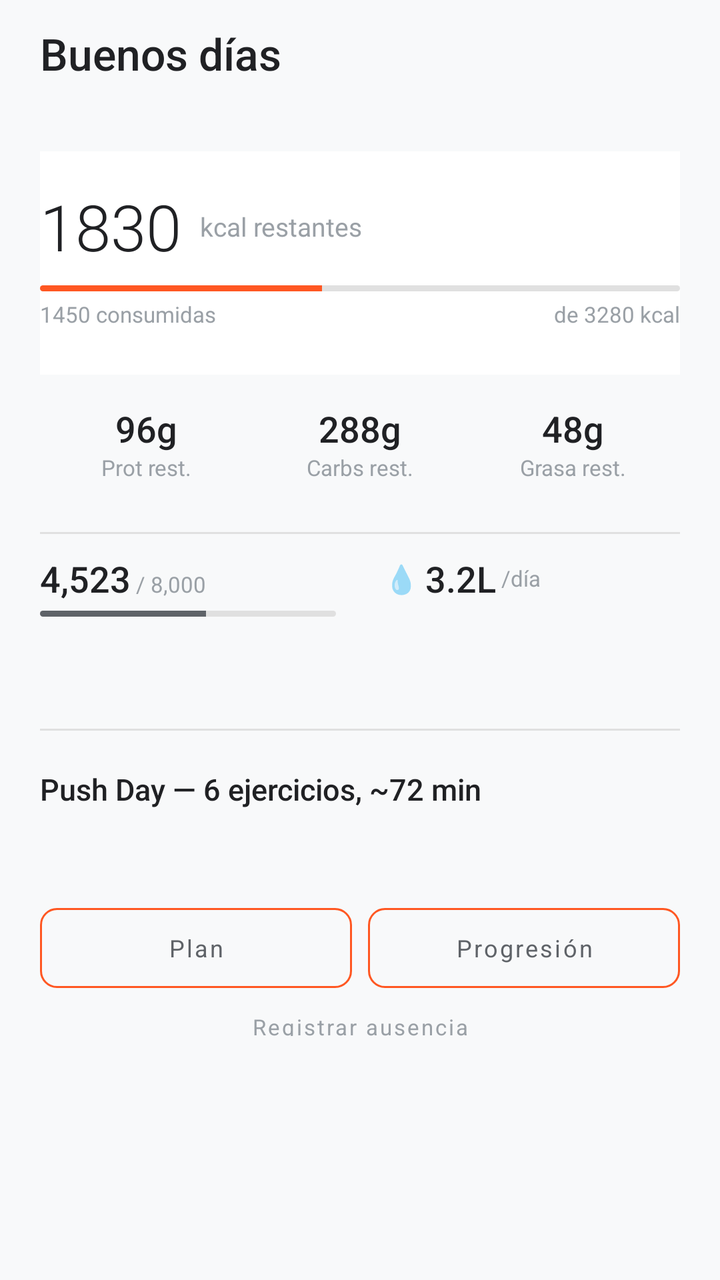
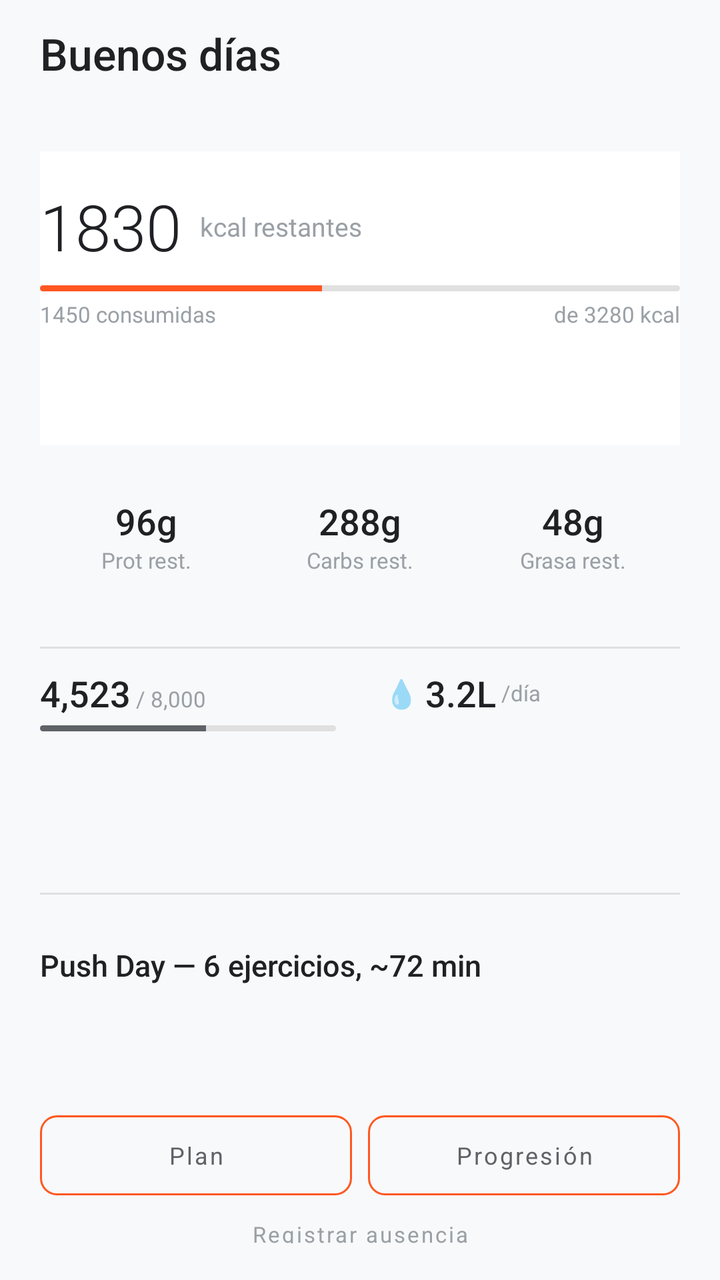

Screens rendered from an Android XML layout before and after an edit, with the pre-edit source and the edit as a unified diff.
<!-- AndroidManifest.xml: application theme Theme.FitBase -->
<!-- res/layout/activity_home.xml -->
<?xml version="1.0" encoding="utf-8"?>

<LinearLayout xmlns:android="http://schemas.android.com/apk/res/android"
    android:layout_width="match_parent"
    android:layout_height="match_parent"
    android:background="@color/colorBackground"
    android:orientation="vertical"
    android:paddingHorizontal="20dp"
    android:paddingTop="12dp"
    android:paddingBottom="8dp">

    <LinearLayout
    android:layout_width="match_parent"
    android:layout_height="match_parent"
    android:orientation="vertical"
    android:gravity="top"
    android:weightSum="10">

    
    <TextView
        android:id="@+id/bannerDemo"
        android:layout_width="match_parent"
        android:layout_height="wrap_content"
        android:text="● Preinicio · Programa inicia 31/08/2026"
        android:textColor="@color/colorTextTertiary"
        android:textSize="11sp"
        android:paddingBottom="8dp"
        android:visibility="gone" />

    
    <LinearLayout
        android:id="@+id/bannerAusencia"
        android:layout_width="match_parent"
        android:layout_height="wrap_content"
        android:orientation="horizontal"
        android:visibility="gone"
        android:paddingBottom="8dp">
        <TextView
            android:id="@+id/tvAusenciaMensaje"
            android:layout_width="match_parent"
            android:layout_height="wrap_content"
            android:textColor="@color/colorWarning"
            android:textSize="12sp" />
    </LinearLayout>

    
    <TextView
        android:id="@+id/tvSaludo"
        android:layout_width="match_parent"
        android:layout_height="wrap_content"
        android:text="Buenos días"
        android:textColor="@color/colorTextPrimary"
        android:textSize="22sp"
        android:fontFamily="sans-serif-medium" />

    <TextView
        android:id="@+id/tvFecha"
        android:layout_width="match_parent"
        android:layout_height="wrap_content"
        android:textColor="@color/colorTextTertiary"
        android:textSize="12sp"
        android:layout_marginTop="2dp"
        android:layout_marginBottom="16dp" />

    
    <LinearLayout
        android:layout_width="match_parent"
        android:layout_height="0dp"
        android:layout_weight="2.6"
        android:orientation="vertical"
        android:paddingVertical="16dp"
        android:background="@color/colorSurface">

        <LinearLayout
            android:layout_width="match_parent"
            android:layout_height="wrap_content"
            android:orientation="horizontal"
            android:gravity="center_vertical">

            <TextView
                android:id="@+id/tvCaloriasRestantes"
                android:layout_width="wrap_content"
                android:layout_height="wrap_content"
                android:text="1830"
                android:textColor="@color/colorTextPrimary"
                android:textSize="32sp"
                android:fontFamily="sans-serif-light" />

            <TextView
                android:layout_width="wrap_content"
                android:layout_height="wrap_content"
                android:text=" kcal restantes"
                android:textColor="@color/colorTextTertiary"
                android:textSize="13sp"
                android:layout_marginStart="6dp" />
        </LinearLayout>

        <ProgressBar
            android:id="@+id/progressCalorias"
            style="@android:style/Widget.ProgressBar.Horizontal"
            android:layout_width="match_parent"
            android:layout_height="3dp"
            android:layout_marginTop="8dp"
            android:max="100"
            android:progress="44"
            android:progressDrawable="@drawable/progress_calorias" />

        <LinearLayout
            android:layout_width="match_parent"
            android:layout_height="wrap_content"
            android:orientation="horizontal"
            android:layout_marginTop="4dp">

            <TextView
                android:id="@+id/tvCaloriasConsumidas"
                android:layout_width="0dp"
                android:layout_height="wrap_content"
                android:layout_weight="1"
                android:text="1450 consumidas"
                android:textColor="@color/colorTextTertiary"
                android:textSize="11sp" />

            <TextView
                android:id="@+id/tvCaloriasObjetivo"
                android:layout_width="wrap_content"
                android:layout_height="wrap_content"
                android:text="de 3280 kcal"
                android:textColor="@color/colorTextTertiary"
                android:textSize="11sp" />
        </LinearLayout>
    </LinearLayout>

    
    <LinearLayout
        android:layout_width="match_parent"
        android:layout_height="0dp"
        android:layout_weight="1.6"
        android:orientation="horizontal"
        android:paddingVertical="14dp"
        android:gravity="center">

        
        <LinearLayout
            android:layout_width="0dp"
            android:layout_height="wrap_content"
            android:layout_weight="1"
            android:orientation="vertical"
            android:gravity="center">
            <TextView
                android:id="@+id/tvProteinaRestante"
                android:layout_width="wrap_content"
                android:layout_height="wrap_content"
                android:text="96g"
                android:textColor="@color/colorTextPrimary"
                android:textSize="18sp"
                android:fontFamily="sans-serif-medium" />
            <TextView
                android:layout_width="wrap_content"
                android:layout_height="wrap_content"
                android:text="Prot rest."
                android:textColor="@color/colorTextTertiary"
                android:textSize="11sp" />
        </LinearLayout>

        
        <LinearLayout
            android:layout_width="0dp"
            android:layout_height="wrap_content"
            android:layout_weight="1"
            android:orientation="vertical"
            android:gravity="center">
            <TextView
                android:id="@+id/tvCarbosRestantes"
                android:layout_width="wrap_content"
                android:layout_height="wrap_content"
                android:text="288g"
                android:textColor="@color/colorTextPrimary"
                android:textSize="18sp"
                android:fontFamily="sans-serif-medium" />
            <TextView
                android:layout_width="wrap_content"
                android:layout_height="wrap_content"
                android:text="Carbs rest."
                android:textColor="@color/colorTextTertiary"
                android:textSize="11sp" />
        </LinearLayout>

        
        <LinearLayout
            android:layout_width="0dp"
            android:layout_height="wrap_content"
            android:layout_weight="1"
            android:orientation="vertical"
            android:gravity="center">
            <TextView
                android:id="@+id/tvGrasasRestantes"
                android:layout_width="wrap_content"
                android:layout_height="wrap_content"
                android:text="48g"
                android:textColor="@color/colorTextPrimary"
                android:textSize="18sp"
                android:fontFamily="sans-serif-medium" />
            <TextView
                android:layout_width="wrap_content"
                android:layout_height="wrap_content"
                android:text="Grasa rest."
                android:textColor="@color/colorTextTertiary"
                android:textSize="11sp" />
        </LinearLayout>
    </LinearLayout>

    
    <View
        android:layout_width="match_parent"
        android:layout_height="1dp"
        android:background="@color/colorSeparator"
        android:layout_marginVertical="10dp" />

    
    <LinearLayout
        android:layout_width="match_parent"
        android:layout_height="0dp"
        android:layout_weight="1.8"
        android:orientation="horizontal">

        
        <LinearLayout
            android:layout_width="0dp"
            android:layout_height="wrap_content"
            android:layout_weight="1"
            android:orientation="vertical">

            <LinearLayout
                android:layout_width="wrap_content"
                android:layout_height="wrap_content"
                android:orientation="horizontal"
                android:baselineAligned="true"
                android:gravity="bottom">

                <TextView
                    android:id="@+id/tvPasos"
                    android:layout_width="wrap_content"
                    android:layout_height="wrap_content"
                    android:text="4,523"
                    android:textColor="@color/colorTextPrimary"
                    android:textSize="18sp"
                    android:fontFamily="sans-serif-medium" />

                <TextView
                    android:id="@+id/tvPasosObjetivo"
                    android:layout_width="wrap_content"
                    android:layout_height="wrap_content"
                    android:text=" / 8,000"
                    android:textColor="@color/colorTextTertiary"
                    android:textSize="11sp" />
            </LinearLayout>

            <ProgressBar
                android:id="@+id/progressPasos"
                style="@android:style/Widget.ProgressBar.Horizontal"
                android:layout_width="match_parent"
                android:layout_height="3dp"
                android:layout_marginTop="4dp"
                android:layout_marginEnd="12dp"
                android:max="100"
                android:progress="56"
                android:progressDrawable="@drawable/progress_pasos" />
        </LinearLayout>

        
        <LinearLayout
            android:layout_width="0dp"
            android:layout_height="wrap_content"
            android:layout_weight="1"
            android:orientation="horizontal"
            android:paddingStart="12dp"
            android:gravity="center_vertical">

            <TextView
                android:layout_width="wrap_content"
                android:layout_height="wrap_content"
                android:text="💧 "
                android:textSize="14sp" />

            <TextView
                android:id="@+id/tvAgua"
                android:layout_width="wrap_content"
                android:layout_height="wrap_content"
                android:text="3.2L"
                android:textColor="@color/colorTextPrimary"
                android:textSize="18sp"
                android:fontFamily="sans-serif-medium" />

            <TextView
                android:layout_width="wrap_content"
                android:layout_height="wrap_content"
                android:text=" /día"
                android:textColor="@color/colorTextTertiary"
                android:textSize="11sp" />
        </LinearLayout>
    </LinearLayout>

    
    <View
        android:layout_width="match_parent"
        android:layout_height="1dp"
        android:background="@color/colorSeparator"
        android:layout_marginVertical="10dp" />

    
    <TextView
        android:id="@+id/tvSesionHoy"
        android:layout_width="match_parent"
        android:layout_height="0dp"
        android:layout_weight="0.9"
        android:text="Push Day — 6 ejercicios, ~72 min"
        android:textColor="@color/colorTextPrimary"
        android:textSize="15sp"
        android:fontFamily="sans-serif-medium"
        android:gravity="center_vertical" />

    <TextView
        android:id="@+id/tvFaseInfo"
        android:layout_width="match_parent"
        android:layout_height="0dp"
        android:layout_weight="0.7"
        android:text=""
        android:textColor="@color/colorTextTertiary"
        android:textSize="12sp"
        android:layout_marginTop="2dp"
        android:gravity="center_vertical" />

    
    <Button
        android:id="@+id/btnEmpezarEntreno"
        android:layout_width="match_parent"
        android:layout_height="48dp"
        android:background="@drawable/gradient_primary_button"
        android:text="Empezar entreno"
        android:textColor="@color/colorBackground"
        android:textSize="14sp"
        android:fontFamily="sans-serif-medium"
        android:textAllCaps="false"
        android:visibility="gone" />

    <LinearLayout
        android:layout_width="match_parent"
        android:layout_height="wrap_content"
        android:orientation="horizontal"
        android:layout_marginTop="8dp">

        <Button
            android:id="@+id/btnPlanAnual"
            android:layout_width="0dp"
            android:layout_height="40dp"
            android:layout_weight="1"
            android:layout_marginEnd="4dp"
            android:background="@drawable/button_secondary"
            android:text="Plan"
            android:textColor="@color/colorTextSecondary"
            android:textSize="12sp"
            android:textAllCaps="false" />

        <Button
            android:id="@+id/btnProgresion"
            android:layout_width="0dp"
            android:layout_height="40dp"
            android:layout_weight="1"
            android:layout_marginStart="4dp"
            android:background="@drawable/button_secondary"
            android:text="Progresión"
            android:textColor="@color/colorTextSecondary"
            android:textSize="12sp"
            android:textAllCaps="false" />
    </LinearLayout>

    <Button
        android:id="@+id/btnRegistrarAusencia"
        android:layout_width="match_parent"
        android:layout_height="32dp"
        android:layout_marginTop="2dp"
        android:background="@android:color/transparent"
        android:text="Registrar ausencia"
        android:textColor="@color/colorTextTertiary"
        android:textSize="11sp"
        android:textAllCaps="false" />

    
    <Button
        android:id="@+id/btnTestRunner"
        android:layout_width="match_parent"
        android:layout_height="32dp"
        android:layout_marginTop="2dp"
        android:background="@android:color/transparent"
        android:text="🧪 Ejecutar Tests"
        android:textColor="@color/colorTextTertiary"
        android:textSize="11sp"
        android:textAllCaps="false"
        android:visibility="gone" />

    </LinearLayout>
</LinearLayout>
<!-- resources referenced by this layout -->
<resources>
  <color name="colorBackground">#F8F9FA</color>
  <color name="colorSeparator">#E0E0E0</color>
  <color name="colorSurface">#FFFFFF</color>
  <color name="colorTextPrimary">#202124</color>
  <color name="colorTextSecondary">#5F6368</color>
  <color name="colorTextTertiary">#9AA0A6</color>
  <color name="colorWarning">#F57F17</color>
  <!-- drawable button_secondary (drawable) -->
  <?xml version="1.0" encoding="utf-8"?>
  
  <shape xmlns:android="http://schemas.android.com/apk/res/android"
      android:shape="rectangle">
      <solid android:color="@android:color/transparent" />
      <corners android:radius="8dp" />
      <stroke
          android:width="1dp"
          android:color="@color/colorSeparator" />
  </shape>
  <!-- drawable gradient_primary_button (drawable) -->
  <?xml version="1.0" encoding="utf-8"?>
  
  <shape xmlns:android="http://schemas.android.com/apk/res/android"
      android:shape="rectangle">
      <solid android:color="#202124" />
      <corners android:radius="8dp" />
  </shape>
  <!-- drawable progress_calorias (drawable) -->
  <?xml version="1.0" encoding="utf-8"?>
  
  <layer-list xmlns:android="http://schemas.android.com/apk/res/android">
      <item android:id="@android:id/background">
          <shape android:shape="rectangle">
              <corners android:radius="2dp" />
              <solid android:color="@color/colorSeparator" />
          </shape>
      </item>
      <item android:id="@android:id/progress">
          <clip>
              <shape android:shape="rectangle">
                  <corners android:radius="2dp" />
                  <solid android:color="#FF5722" />
              </shape>
          </clip>
      </item>
  </layer-list>
  <!-- drawable progress_pasos (drawable) -->
  <?xml version="1.0" encoding="utf-8"?>
  
  <layer-list xmlns:android="http://schemas.android.com/apk/res/android">
      <item android:id="@android:id/background">
          <shape android:shape="rectangle">
              <corners android:radius="2dp" />
              <solid android:color="@color/colorSeparator" />
          </shape>
      </item>
      <item android:id="@android:id/progress">
          <clip>
              <shape android:shape="rectangle">
                  <corners android:radius="2dp" />
                  <solid android:color="@color/colorTextSecondary" />
              </shape>
          </clip>
      </item>
  </layer-list>
  <style name="Theme.FitBase" parent="Theme.MaterialComponents.DayNight.NoActionBar">
          
          <item name="colorPrimary">@color/colorAccentPrimary</item>
          <item name="colorPrimaryVariant">@color/colorTextPrimary</item>
          <item name="colorOnPrimary">#FFFFFF</item>
  
          
          <item name="colorSecondary">@color/colorTextSecondary</item>
          <item name="colorOnSecondary">#FFFFFF</item>
  
          
          <item name="android:colorBackground">@color/colorBackground</item>
          <item name="android:windowBackground">@color/colorBackground</item>
          <item name="colorSurface">@color/colorSurface</item>
  
          
          <item name="android:statusBarColor">@color/colorBackground</item>
          <item name="android:navigationBarColor">@color/colorBackground</item>
          <item name="android:windowLightStatusBar">true</item>
  
          
          <item name="windowNoTitle">true</item>
          <item name="windowActionBar">false</item>
  
          
          <item name="android:fontFamily">sans-serif</item>
      </style>
  <color name="colorAccentPrimary">#FF5722</color>
</resources>

<!-- the commit's change to res/layout/activity_home.xml (unified diff, before → after) -->
@@ -13,8 +13,7 @@
     android:layout_width="match_parent"
     android:layout_height="match_parent"
     android:orientation="vertical"
-    android:gravity="top"
-    android:weightSum="10">
+    android:gravity="top">
 
     
     <TextView
